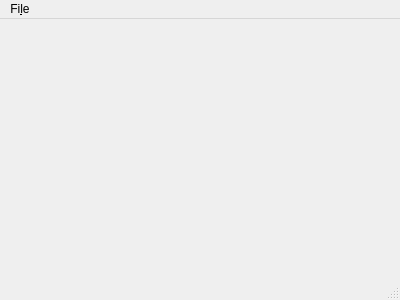
Qt form src/mainwindow.ui (balsini/PlotSched) before a commit.
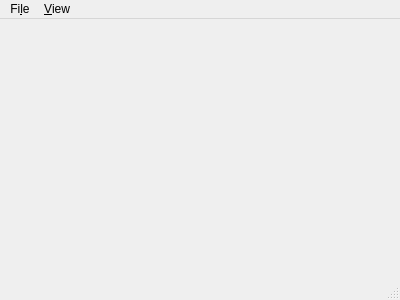
The same form after that commit.

Commit message: Filtered .pst files and toggled file list visibility from menu

```diff
--- a/src/mainwindow.ui
+++ b/src/mainwindow.ui
@@ -41,7 +41,14 @@
     <addaction name="separator"/>
     <addaction name="actionQuit"/>
    </widget>
+   <widget class="QMenu" name="menuView">
+    <property name="title">
+     <string>&amp;View</string>
+    </property>
+    <addaction name="actionTraces_Files"/>
+   </widget>
    <addaction name="menuFile"/>
+   <addaction name="menuView"/>
   </widget>
   <widget class="QStatusBar" name="statusBar"/>
   <action name="actionQuit">
```
Left out of the diff: 5 changed lines with no effect on the pictures. The commit also changes 3 other files.
